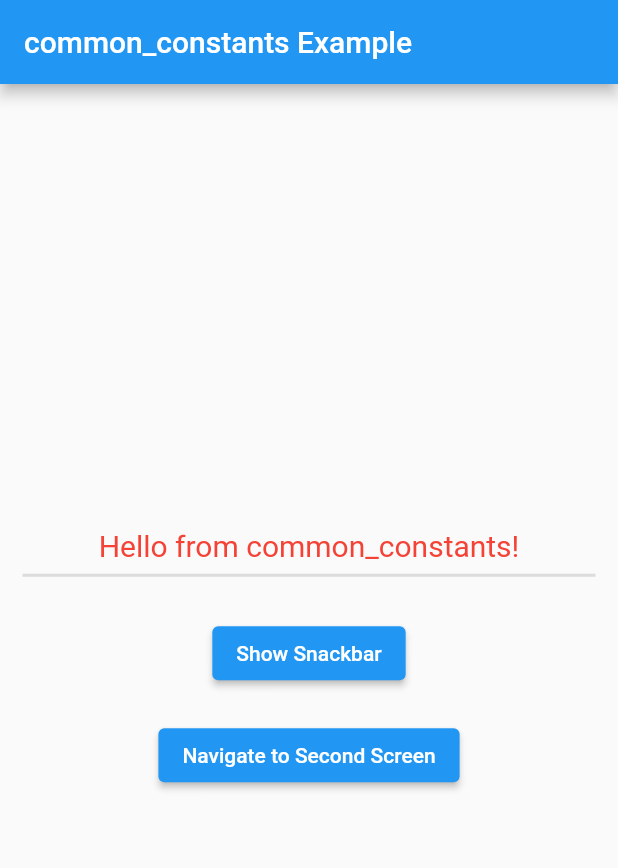
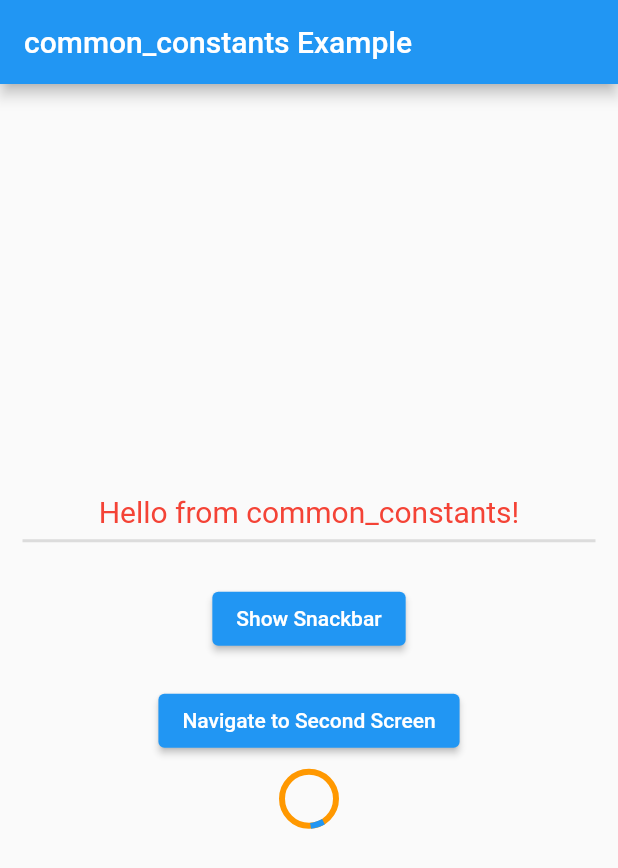
Before and after one commit to habeeb321/Common-Constants, a Flutter app: the screen it shows after launch, on a phone screen of 412 x 824 dp. Shown: the top 868 px of the screen. Run offline on Flutter 3.47's test engine with Material 2 defaults, Android fonts, the phone set to English and light mode, and no system bars.

```diff
--- a/example/lib/main.dart
+++ b/example/lib/main.dart
@@ -58,6 +58,8 @@ class HomeScreen extends StatelessWidget {
                 },
                 child: const Text('Navigate to Second Screen'),
               ),
+              Constants.height10,
+              Constants.showCircularProgress(),
             ],
           ),
         ),
--- a/lib/common_constants.dart
+++ b/lib/common_constants.dart
@@ -40,4 +40,14 @@ class Constants {
     );
     ScaffoldMessenger.of(context).showSnackBar(snackbar);
   }
+
+  // Circular Indicator
+  static showCircularProgress() {
+    return const Center(
+      child: CircularProgressIndicator(
+        strokeWidth: 4,
+        backgroundColor: Colors.orange,
+      ),
+    );
+  }
 }
--- a/pubspec.yaml
+++ b/pubspec.yaml
@@ -1,6 +1,6 @@
 name: common_constants
 description: A Flutter package that provides a set of common constants for use in Flutter projects.
-version: 0.0.5
+version: 0.0.6
 homepage: https://github.com/habeeb321/Common-Constants
 
 environment:
```
Also changed, not shown: example/pubspec.lock, 2 other files.
